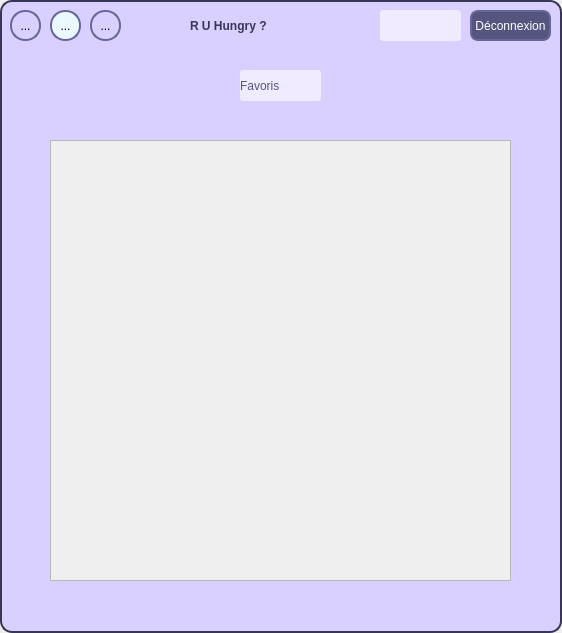
Qt form favoriteswindow.ui (GD-Github/R-U-Hungry-) before a commit.
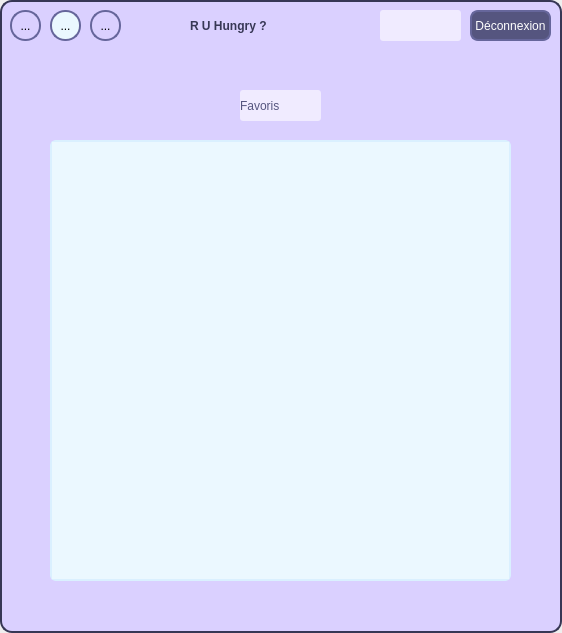
The same form after that commit. Icons and pictures are not drawn.

```diff
--- a/favoriteswindow.ui
+++ b/favoriteswindow.ui
@@ -54,18 +54,36 @@
 	color: rgb(102, 102, 155);
 }
 
-#favoritesGrpBx {
-	background-color: rgb(235, 248, 255);
+QScrollArea {
 	border: 2px solid rgb(218, 240, 255);
 	border-radius: 6px;
 }
 
+#favoriteMealArea QWidget {
+	background-color: rgb(235, 248, 255);
+}
+
+#favoriteMealArea QLabel {
+	qproperty-alignment: 'AlignVCenter | AlignLeft';
+}
+
 QLabel {
 	background-color: rgb(240, 235, 255);
 	border-radius: 3px;
 	color: rgb(85, 85, 127);
 	qproperty-alignment: AlignCenter;
 	font: 63 8pt &quot;Segoe UI Semibold&quot;;
+}
+
+#favoriteMealArea QPushButton {
+	border: 1px solid rgb(102, 102, 155);
+	border-radius: 11px;
+	max-width: 22px;
+	min-height: 22px;
+}
+
+#favoriteMealArea QPushButton:hover {
+	background-color: rgb(218, 208, 255);
 }</string>
   </property>
   <widget class="QWidget" name="centralwidget">
@@ -184,7 +202,7 @@
     <property name="geometry">
      <rect>
       <x>240</x>
-      <y>70</y>
+      <y>90</y>
       <width>81</width>
       <height>31</height>
      </rect>
@@ -210,8 +228,8 @@
       <rect>
        <x>0</x>
        <y>0</y>
-       <width>459</width>
-       <height>439</height>
+       <width>457</width>
+       <height>437</height>
       </rect>
      </property>
     </widget>
```
